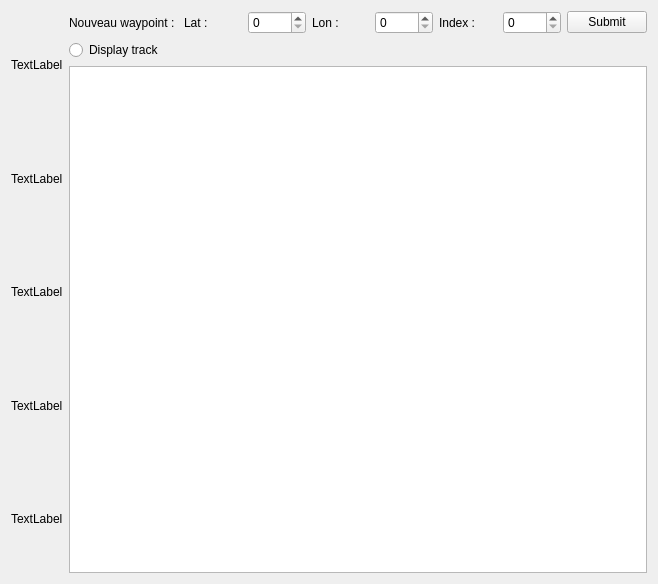
Above: src/gui/mainwindow.ui from ElieCo/MicroTransat before the change. Below: the same form after it.
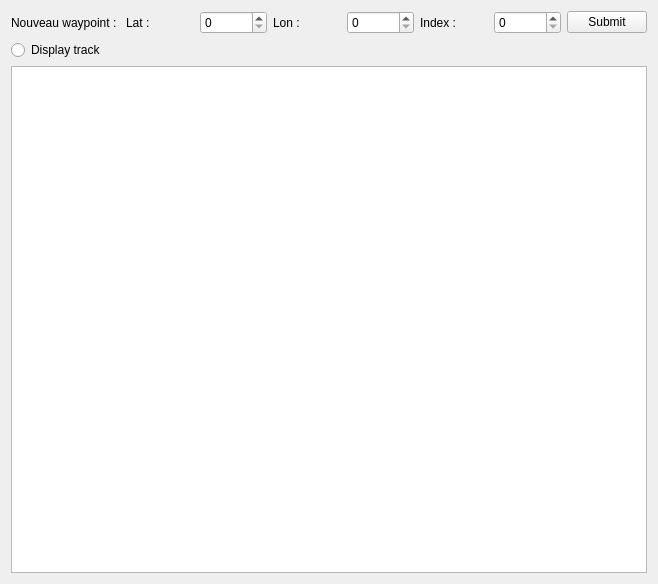
That is the form after the change.

Patch:
```diff
--- a/src/gui/mainwindow.ui
+++ b/src/gui/mainwindow.ui
@@ -27,43 +27,7 @@
     <item row="1" column="0">
      <layout class="QHBoxLayout" name="horizontalLayout">
       <item>
-       <layout class="QVBoxLayout" name="verticalLayout">
-        <item>
-         <widget class="QLabel" name="label_5">
-          <property name="text">
-           <string>TextLabel</string>
-          </property>
-         </widget>
-        </item>
-        <item>
-         <widget class="QLabel" name="label_2">
-          <property name="text">
-           <string>TextLabel</string>
-          </property>
-         </widget>
-        </item>
-        <item>
-         <widget class="QLabel" name="label">
-          <property name="text">
-           <string>TextLabel</string>
-          </property>
-         </widget>
-        </item>
-        <item>
-         <widget class="QLabel" name="label_3">
-          <property name="text">
-           <string>TextLabel</string>
-          </property>
-         </widget>
-        </item>
-        <item>
-         <widget class="QLabel" name="label_6">
-          <property name="text">
-           <string>TextLabel</string>
-          </property>
-         </widget>
-        </item>
-       </layout>
+       <layout class="QVBoxLayout" name="rawDataLayout"/>
       </item>
      </layout>
     </item>
```
Left out of the diff: 2 changed lines with no effect on the pictures.
